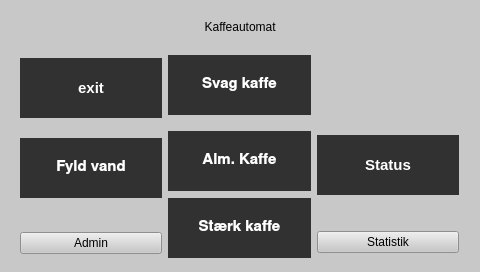
Above: GUI/mainwindow.ui from EITPRJ3/GUI_Software before the change. Below: the same form after it.
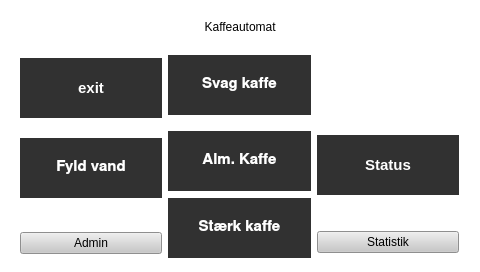
That is the form after the change. Icons and pictures are not drawn.

Diff of the .ui file:
```diff
--- a/GUI/mainwindow.ui
+++ b/GUI/mainwindow.ui
@@ -48,7 +48,7 @@
     </size>
    </property>
    <property name="styleSheet">
-    <string notr="true">QWidget { background: rgb(200,200, 200) }</string>
+    <string notr="true">QWidget { background: rgb(255,255,255) }</string>
    </property>
    <widget class="QWidget" name="horizontalLayoutWidget">
     <property name="geometry">
@@ -189,6 +189,11 @@
          </item>
          <item>
           <widget class="QPushButton" name="admin_Button">
+           <property name="styleSheet">
+            <string notr="true">QPushButton {
+    background-color: rgb(200,200,200);
+}</string>
+           </property>
            <property name="text">
             <string>Admin</string>
            </property>
@@ -517,8 +522,8 @@
          <item>
           <widget class="QPushButton" name="statistik">
            <property name="styleSheet">
-            <string notr="true">QButtin{
-border-image:url(:/test/Key.png);
+            <string notr="true">QPushButton {
+    background-color: rgb(200,200,200);
 }</string>
            </property>
            <property name="text">
```
